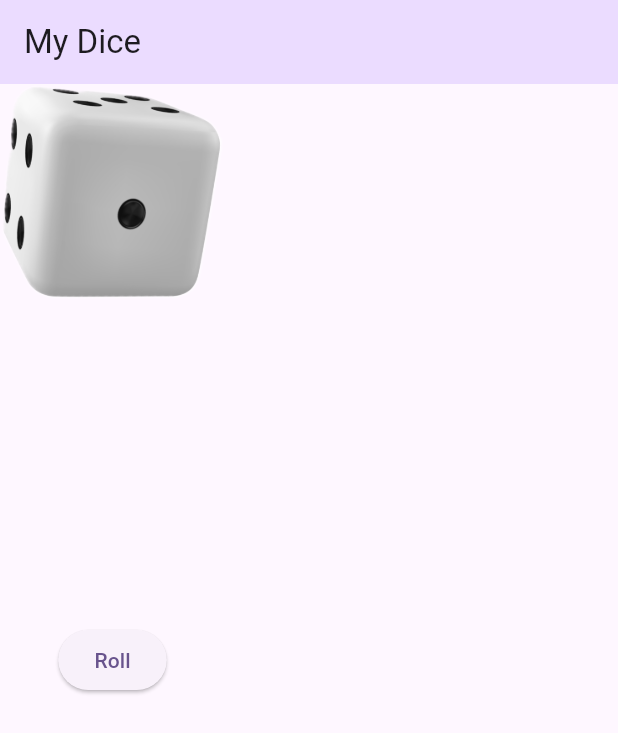
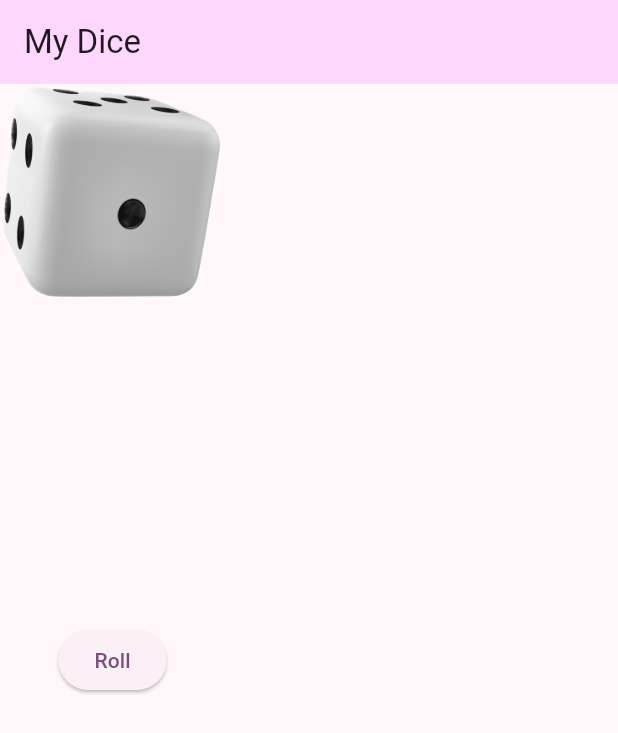
Before and after one commit to saylhendra/my_dice, a Flutter app: the screen it shows after launch, on a phone screen of 412 x 824 dp. Shown: the top 733 px of the screen. Run offline on Flutter 3.47's test engine with Material 3 defaults, Android fonts, the phone set to English and light mode, and no system bars.

Commit message:
2nd commit

```diff
--- a/lib/app.dart
+++ b/lib/app.dart
@@ -9,11 +9,7 @@ class MyApp extends StatelessWidget {
     return MaterialApp(
       title: 'My Dice',
       theme: ThemeData(
-        colorScheme: ColorScheme.fromSeed(
-          seedColor: const Color.fromARGB(255, 115, 0, 238),
-          // primary: const Color.fromARGB(255, 238, 52, 0),
-          secondary: const Color(0xFF03DAC6),
-        ),
+        colorScheme: ColorScheme.fromSeed(seedColor: Colors.purple),
         useMaterial3: true,
       ),
       // home: const HomeScreen(),
```
